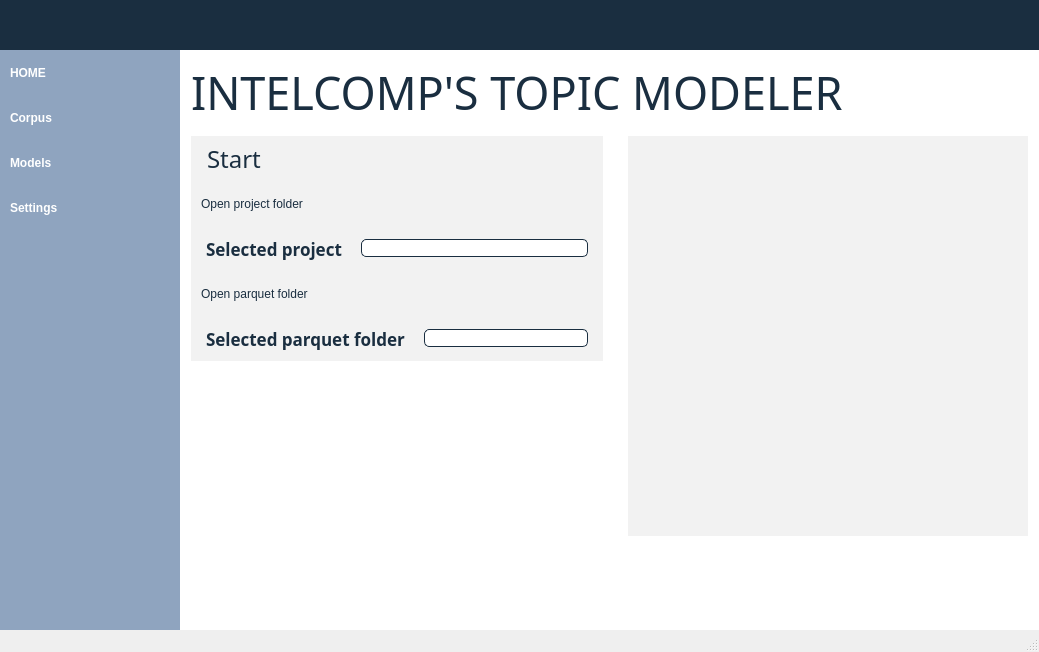
The window that src/gui/uis/main_window.ui (IntelCompH2020/topicmodeler) describes before a commit, drawn with Qt 5.
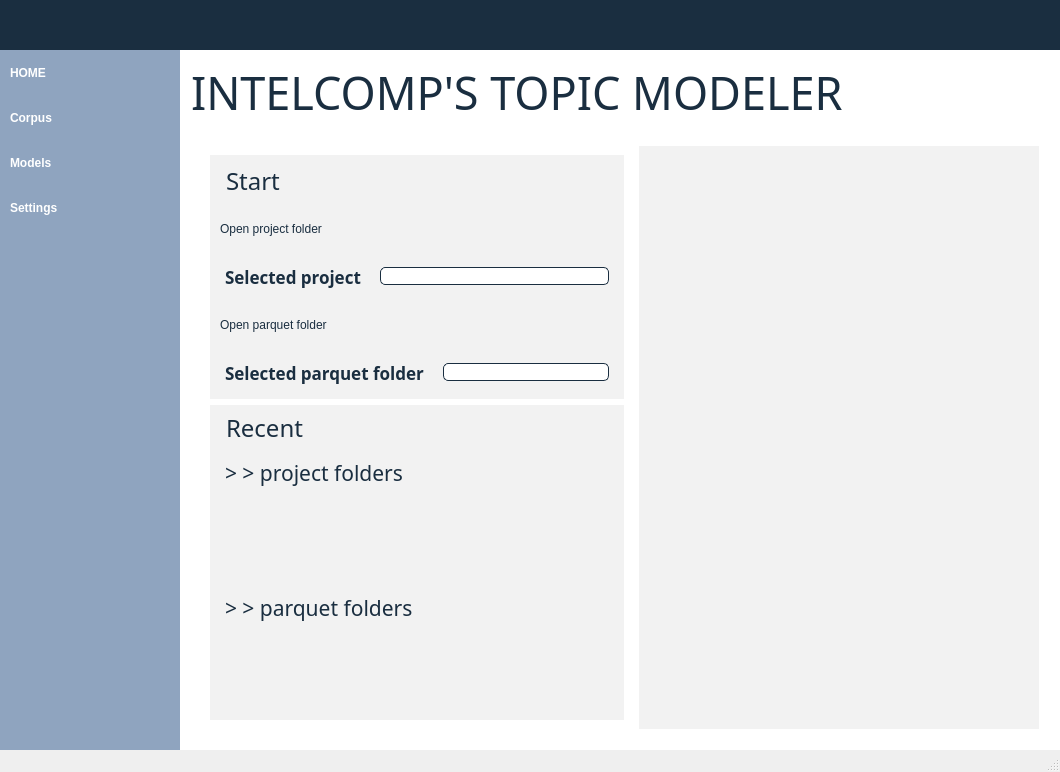
The same window after the commit. The open tabs and pages were chosen to show the change. Icons and pictures are not drawn.

What changed in the file:
```diff
--- a/src/gui/uis/main_window.ui
+++ b/src/gui/uis/main_window.ui
@@ -6,8 +6,8 @@
    <rect>
     <x>0</x>
     <y>0</y>
-    <width>1039</width>
-    <height>652</height>
+    <width>1060</width>
+    <height>772</height>
    </rect>
   </property>
   <property name="windowTitle">
@@ -981,27 +981,29 @@
                         <number>0</number>
                        </property>
                        <item>
-                        <layout class="QHBoxLayout" name="horizontalLayout_11">
-                         <property name="spacing">
-                          <number>0</number>
+                        <widget class="QFrame" name="frame_home_center">
+                         <property name="frameShape">
+                          <enum>QFrame::StyledPanel</enum>
                          </property>
-                         <item>
-                          <layout class="QVBoxLayout" name="verticalLayout_18">
-                           <property name="spacing">
-                            <number>0</number>
-                           </property>
+                         <property name="frameShadow">
+                          <enum>QFrame::Raised</enum>
+                         </property>
+                         <layout class="QHBoxLayout" name="horizontalLayout_4">
                            <item>
-                            <layout class="QHBoxLayout" name="horizontalLayout_12">
-                             <property name="spacing">
-                              <number>0</number>
-                             </property>
-                             <item>
-                              <layout class="QHBoxLayout" name="horizontalLayout_13">
-                               <property name="spacing">
-                                <number>0</number>
-                               </property>
+                           <widget class="QFrame" name="frame_start_recent_pyldavis">
+                            <property name="styleSheet">
+                             <string notr="true">border:none;
+background-color:white;</string>
+                            </property>
+                            <property name="frameShape">
+                             <enum>QFrame::StyledPanel</enum>
+                            </property>
+                            <property name="frameShadow">
+                             <enum>QFrame::Raised</enum>
+                            </property>
+                            <layout class="QVBoxLayout" name="verticalLayout_3">
                                <item>
-                                <widget class="QFrame" name="frame_start_buttons_2">
+                              <widget class="QFrame" name="frame_start_buttons">
                                  <property name="styleSheet">
                                   <string notr="true">background-color: #F2F2F2;</string>
                                  </property>
@@ -1011,7 +1013,7 @@
                                  <property name="frameShadow">
                                   <enum>QFrame::Raised</enum>
                                  </property>
-                                 <layout class="QVBoxLayout" name="verticalLayout_19">
+                               <layout class="QVBoxLayout" name="verticalLayout_20">
                                   <property name="spacing">
                                    <number>0</number>
                                   </property>
@@ -1028,7 +1030,7 @@
                                    <number>0</number>
                                   </property>
                                   <item>
-                                   <widget class="QLabel" name="label_home_start">
+                                 <widget class="QLabel" name="label_home_start_4">
                                     <property name="sizePolicy">
                                      <sizepolicy hsizetype="Expanding" vsizetype="Fixed">
                                       <horstretch>0</horstretch>
@@ -1323,43 +1325,339 @@
                                  </layout>
                                 </widget>
                                </item>
-                              </layout>
+                             <item>
+                              <widget class="QFrame" name="frame_recent">
+                               <property name="styleSheet">
+                                <string notr="true">background-color: #F2F2F2;</string>
+                               </property>
+                               <property name="frameShape">
+                                <enum>QFrame::NoFrame</enum>
+                               </property>
+                               <property name="frameShadow">
+                                <enum>QFrame::Raised</enum>
+                               </property>
+                               <layout class="QVBoxLayout" name="verticalLayout_19">
+                                <property name="spacing">
+                                 <number>0</number>
+                                </property>
+                                <property name="leftMargin">
+                                 <number>0</number>
+                                </property>
+                                <property name="topMargin">
+                                 <number>0</number>
+                                </property>
+                                <property name="rightMargin">
+                                 <number>0</number>
+                                </property>
+                                <property name="bottomMargin">
+                                 <number>0</number>
+                                </property>
+                                <item>
+                                 <widget class="QLabel" name="label_home_start">
+                                  <property name="sizePolicy">
+                                   <sizepolicy hsizetype="Expanding" vsizetype="Fixed">
+                                    <horstretch>0</horstretch>
+                                    <verstretch>0</verstretch>
+                                   </sizepolicy>
+                                  </property>
+                                  <property name="minimumSize">
+                                   <size>
+                                    <width>0</width>
+                                    <height>45</height>
+                                   </size>
+                                  </property>
+                                  <property name="maximumSize">
+                                   <size>
+                                    <width>16777215</width>
+                                    <height>45</height>
+                                   </size>
+                                  </property>
+                                  <property name="font">
+                                   <font>
+                                    <family>Avenir</family>
+                                    <pointsize>18</pointsize>
+                                    <weight>10</weight>
+                                    <italic>false</italic>
+                                    <bold>false</bold>
+                                   </font>
+                                  </property>
+                                  <property name="styleSheet">
+                                   <string notr="true">color:#1A2E40;
+font: 87 18pt &quot;Avenir&quot;;
+padding-left: 10px;</string>
+                                  </property>
+                                  <property name="text">
+                                   <string>Recent</string>
+                                  </property>
+                                 </widget>
                              </item>
                              <item>
-                              <widget class="QFrame" name="frame_to_fill_right">
+                                 <widget class="QLabel" name="label_home_start_2">
+                                  <property name="sizePolicy">
+                                   <sizepolicy hsizetype="Expanding" vsizetype="Fixed">
+                                    <horstretch>0</horstretch>
+                                    <verstretch>0</verstretch>
+                                   </sizepolicy>
+                                  </property>
                                <property name="minimumSize">
                                 <size>
-                                 <width>25</width>
-                                 <height>0</height>
-                                </size>
-                               </property>
-                               <property name="frameShape">
-                                <enum>QFrame::StyledPanel</enum>
-                               </property>
-                               <property name="frameShadow">
-                                <enum>QFrame::Raised</enum>
-                               </property>
-                              </widget>
-                             </item>
-                            </layout>
+                                    <width>0</width>
+                                    <height>45</height>
+                                   </size>
+                                  </property>
+                                  <property name="maximumSize">
+                                   <size>
+                                    <width>16777215</width>
+                                    <height>45</height>
+                                   </size>
+                                  </property>
+                                  <property name="font">
+                                   <font>
+                                    <family>Avenir</family>
+                                    <pointsize>16</pointsize>
+                                    <weight>10</weight>
+                                    <italic>false</italic>
+                                    <bold>false</bold>
+                                   </font>
+                                  </property>
+                                  <property name="styleSheet">
+                                   <string notr="true">color:#1A2E40;
+font: 87 16pt &quot;Avenir&quot;;
+padding-left: 10px;</string>
+                                  </property>
+                                  <property name="text">
+                                   <string>&gt; &gt; project folders</string>
+                                  </property>
+                                 </widget>
+                                </item>
+                                <item>
+                                 <widget class="QPushButton" name="pushButton_recent_project_folder_1">
+                                  <property name="minimumSize">
+                                   <size>
+                                    <width>0</width>
+                                    <height>45</height>
+                                   </size>
+                                  </property>
+                                  <property name="maximumSize">
+                                   <size>
+                                    <width>16777215</width>
+                                    <height>45</height>
+                                   </size>
+                                  </property>
+                                  <property name="styleSheet">
+                                   <string notr="true">QPushButton {	
+	font: 87 13pt &quot;Avenir&quot;;
+	background-image: ICON_REPLACE;
+	background-position: left center;
+	background-repeat: no-repeat;
+	border: none;
+	background-color: transparent;
+	text-align: left;
+	padding-left: 10px;
+	color:#1A2E40;
+}
+
+QPushButton[Active=true] {
+	color:#4D6F8C;
+}
+
+QPushButton:pressed {
+	color:#4D6F8C;
+}</string>
+                                  </property>
+                                  <property name="text">
+                                   <string/>
+                                  </property>
+                                  <property name="iconSize">
+                                   <size>
+                                    <width>30</width>
+                                    <height>30</height>
+                                   </size>
+                                  </property>
+                                 </widget>
                            </item>
                            <item>
-                            <widget class="QFrame" name="frame_to_fill_bottom">
+                                 <widget class="QPushButton" name="pushButton_recent_project_folder_2">
                              <property name="minimumSize">
                               <size>
                                <width>0</width>
-                               <height>150</height>
-                              </size>
-                             </property>
-                             <property name="frameShape">
-                              <enum>QFrame::StyledPanel</enum>
-                             </property>
-                             <property name="frameShadow">
-                              <enum>QFrame::Raised</enum>
-                             </property>
-                            </widget>
-                           </item>
-                          </layout>
+                                    <height>45</height>
+                                   </size>
+                                  </property>
+                                  <property name="maximumSize">
+                                   <size>
+                                    <width>16777215</width>
+                                    <height>45</height>
+                                   </size>
+                                  </property>
+                                  <property name="styleSheet">
+                                   <string notr="true">QPushButton {	
+	font: 87 13pt &quot;Avenir&quot;;
+	background-image: ICON_REPLACE;
+	background-position: left center;
+	background-repeat: no-repeat;
+	border: none;
+	background-color: transparent;
+	text-align: left;
+	padding-left: 10px;
+	color:#1A2E40;
+}
+
+QPushButton[Active=true] {
+	color:#4D6F8C;
+}
+
+QPushButton:pressed {
+	color:#4D6F8C;
+}</string>
+                                  </property>
+                                  <property name="text">
+                                   <string/>
+                                  </property>
+                                  <property name="iconSize">
+                                   <size>
+                                    <width>30</width>
+                                    <height>30</height>
+                                   </size>
+                                  </property>
+                                 </widget>
+                                </item>
+                                <item>
+                                 <widget class="QLabel" name="label_home_start_3">
+                                  <property name="sizePolicy">
+                                   <sizepolicy hsizetype="Expanding" vsizetype="Fixed">
+                                    <horstretch>0</horstretch>
+                                    <verstretch>0</verstretch>
+                                   </sizepolicy>
+                                  </property>
+                                  <property name="minimumSize">
+                                   <size>
+                                    <width>0</width>
+                                    <height>45</height>
+                                   </size>
+                                  </property>
+                                  <property name="maximumSize">
+                                   <size>
+                                    <width>16777215</width>
+                                    <height>45</height>
+                                   </size>
+                                  </property>
+                                  <property name="font">
+                                   <font>
+                                    <family>Avenir</family>
+                                    <pointsize>16</pointsize>
+                                    <weight>10</weight>
+                                    <italic>false</italic>
+                                    <bold>false</bold>
+                                   </font>
+                                  </property>
+                                  <property name="styleSheet">
+                                   <string notr="true">color:#1A2E40;
+font: 87 16pt &quot;Avenir&quot;;
+padding-left: 10px;</string>
+                                  </property>
+                                  <property name="text">
+                                   <string>&gt; &gt; parquet folders</string>
+                                  </property>
+                                 </widget>
+                                </item>
+                                <item>
+                                 <widget class="QPushButton" name="pushButton_recent_parquet_folder_1">
+                                  <property name="minimumSize">
+                                   <size>
+                                    <width>0</width>
+                                    <height>45</height>
+                                   </size>
+                                  </property>
+                                  <property name="maximumSize">
+                                   <size>
+                                    <width>16777215</width>
+                                    <height>45</height>
+                                   </size>
+                                  </property>
+                                  <property name="styleSheet">
+                                   <string notr="true">QPushButton {	
+	font: 87 13pt &quot;Avenir&quot;;
+	background-image: ICON_REPLACE;
+	background-position: left center;
+	background-repeat: no-repeat;
+	border: none;
+	background-color: transparent;
+	text-align: left;
+	padding-left: 10px;
+	color:#1A2E40;
+}
+
+QPushButton[Active=true] {
+	color:#4D6F8C;
+}
+
+QPushButton:pressed {
+	color:#4D6F8C;
+}</string>
+                                  </property>
+                                  <property name="text">
+                                   <string/>
+                                  </property>
+                                  <property name="iconSize">
+                                   <size>
+                                    <width>30</width>
+                                    <height>30</height>
+                                   </size>
+                                  </property>
+                                 </widget>
+                                </item>
+                                <item>
+                                 <widget class="QPushButton" name="pushButton_recent_parquet_folder_2">
+                                  <property name="minimumSize">
+                                   <size>
+                                    <width>0</width>
+                                    <height>45</height>
+                                   </size>
+                                  </property>
+                                  <property name="maximumSize">
+                                   <size>
+                                    <width>16777215</width>
+                                    <height>45</height>
+                                   </size>
+                                  </property>
+                                  <property name="styleSheet">
+                                   <string notr="true">QPushButton {	
+	font: 87 13pt &quot;Avenir&quot;;
+	background-image: ICON_REPLACE;
+	background-position: left center;
+	background-repeat: no-repeat;
+	border: none;
+	background-color: transparent;
+	text-align: left;
+	padding-left: 10px;
+	color:#1A2E40;
+}
+
+QPushButton[Active=true] {
+	color:#4D6F8C;
+}
+
+QPushButton:pressed {
+	color:#4D6F8C;
+}</string>
+                                  </property>
+                                  <property name="text">
+                                   <string/>
+                                  </property>
+                                  <property name="iconSize">
+                                   <size>
+                                    <width>30</width>
+                                    <height>30</height>
+                                   </size>
+                                  </property>
+                                 </widget>
+                                </item>
+                               </layout>
+                              </widget>
+                             </item>
+                            </layout>
+                           </widget>
                          </item>
                          <item>
                           <widget class="QWidget" name="plot_pylavis" native="true">
@@ -1380,7 +1678,7 @@
 	background-color: #F2F2F2;
 }</string>
                            </property>
-                           <layout class="QVBoxLayout" name="verticalLayout_20">
+                            <layout class="QVBoxLayout" name="verticalLayout_23">
                             <property name="spacing">
                              <number>0</number>
                             </property>
@@ -1407,15 +1705,6 @@
                           </widget>
                          </item>
                         </layout>
-                       </item>
-                       <item>
-                        <widget class="QFrame" name="to_fill_content_2">
-                         <property name="frameShape">
-                          <enum>QFrame::StyledPanel</enum>
-                         </property>
-                         <property name="frameShadow">
-                          <enum>QFrame::Raised</enum>
-                         </property>
                         </widget>
                        </item>
                       </layout>
```
Left out of the diff: 299 changed lines with no effect on the pictures. Lines whose indentation alone changed are shown as unchanged.
